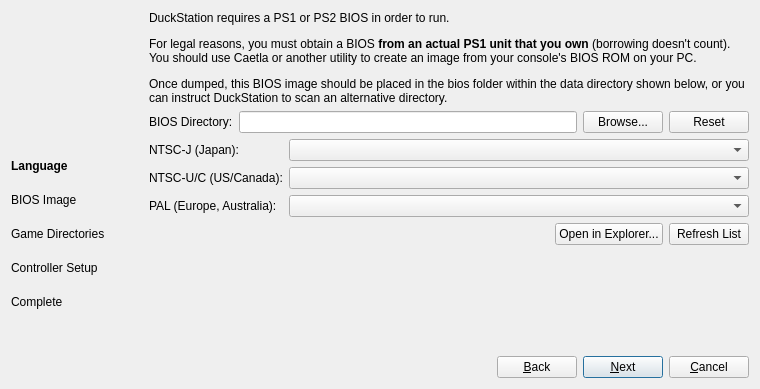
Old version of the form src/RLyehPSX-qt/setupwizarddialog.ui in the repository psychocodermonkey/RLyehPSX.
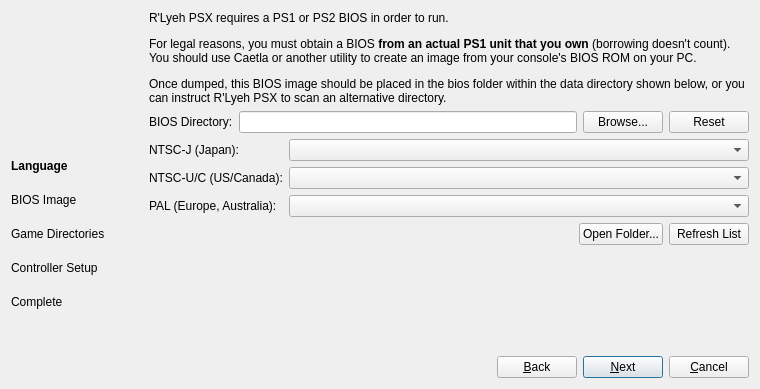
New version of the form. The open tabs and pages were chosen to show the change. Icons and pictures are not drawn.

```diff
--- a/src/RLyehPSX-qt/setupwizarddialog.ui
+++ b/src/RLyehPSX-qt/setupwizarddialog.ui
@@ -133,7 +133,7 @@
        <item>
         <widget class="QLabel" name="label_4">
          <property name="text">
-          <string>&lt;html&gt;&lt;head/&gt;&lt;body&gt;&lt;p&gt;DuckStation requires a PS1 or PS2 BIOS in order to run.&lt;/p&gt;&lt;p&gt;For legal reasons, you must obtain a BIOS &lt;span style=&quot; font-weight:700;&quot;&gt;from an actual PS1 unit that you own&lt;/span&gt; (borrowing doesn't count). You should use Caetla or another utility to create an image from your console's BIOS ROM on your PC.&lt;/p&gt;&lt;p&gt;Once dumped, this BIOS image should be placed in the bios folder within the data directory shown below, or you can instruct DuckStation to scan an alternative directory.&lt;/p&gt;&lt;/body&gt;&lt;/html&gt;</string>
+          <string>&lt;html&gt;&lt;head/&gt;&lt;body&gt;&lt;p&gt;R'Lyeh PSX requires a PS1 or PS2 BIOS in order to run.&lt;/p&gt;&lt;p&gt;For legal reasons, you must obtain a BIOS &lt;span style=&quot; font-weight:700;&quot;&gt;from an actual PS1 unit that you own&lt;/span&gt; (borrowing doesn't count). You should use Caetla or another utility to create an image from your console's BIOS ROM on your PC.&lt;/p&gt;&lt;p&gt;Once dumped, this BIOS image should be placed in the bios folder within the data directory shown below, or you can instruct R'Lyeh PSX to scan an alternative directory.&lt;/p&gt;&lt;/body&gt;&lt;/html&gt;</string>
          </property>
          <property name="alignment">
           <set>Qt::AlignLeading|Qt::AlignLeft|Qt::AlignTop</set>
@@ -244,7 +244,7 @@
          <item>
           <widget class="QPushButton" name="openBiosSearchDirectory">
            <property name="text">
-            <string>Open in Explorer...</string>
+            <string>Open Folder...</string>
            </property>
           </widget>
          </item>
```
Left out of the diff: 10 changed lines with no effect on the pictures.
